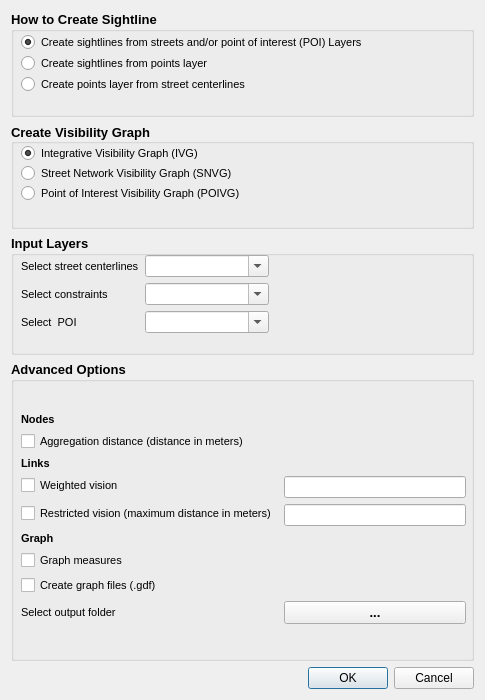
First picture: the form in poi_visibility_network_dialog_base.ui, repository achic19/poi_visibility_network2, before the edit.
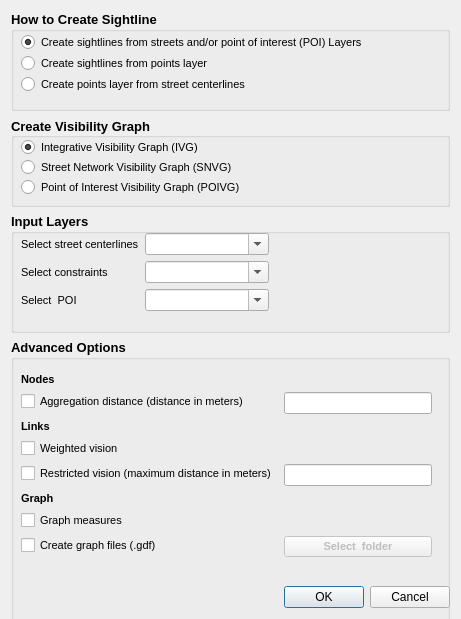
Second picture: the form after the edit.

Diff of the .ui file:
```diff
--- a/poi_visibility_network_dialog_base.ui
+++ b/poi_visibility_network_dialog_base.ui
@@ -6,8 +6,8 @@
    <rect>
     <x>0</x>
     <y>0</y>
-    <width>485</width>
-    <height>700</height>
+    <width>461</width>
+    <height>619</height>
    </rect>
   </property>
   <property name="minimumSize">
@@ -384,8 +384,8 @@
        <rect>
         <x>10</x>
         <y>20</y>
-        <width>445</width>
-        <height>275</height>
+        <width>411</width>
+        <height>211</height>
        </rect>
       </property>
       <layout class="QFormLayout" name="formLayout_2">
@@ -421,20 +421,6 @@
          </property>
         </widget>
        </item>
-       <item row="6" column="0">
-        <widget class="QCheckBox" name="checkBox_centrality">
-         <property name="font">
-          <font>
-           <pointsize>8</pointsize>
-           <weight>50</weight>
-           <bold>false</bold>
-          </font>
-         </property>
-         <property name="text">
-          <string>Graph measures</string>
-         </property>
-        </widget>
-       </item>
        <item row="1" column="0">
         <widget class="QCheckBox" name="checkBox_3">
          <property name="font">
@@ -491,43 +477,6 @@
          </property>
         </widget>
        </item>
-       <item row="3" column="1">
-        <widget class="QLineEdit" name="lineEdit_2">
-         <property name="enabled">
-          <bool>true</bool>
-         </property>
-         <property name="sizePolicy">
-          <sizepolicy hsizetype="Preferred" vsizetype="Fixed">
-           <horstretch>0</horstretch>
-           <verstretch>0</verstretch>
-          </sizepolicy>
-         </property>
-         <property name="font">
-          <font>
-           <pointsize>8</pointsize>
-           <weight>50</weight>
-           <bold>false</bold>
-          </font>
-         </property>
-        </widget>
-       </item>
-       <item row="4" column="1">
-        <widget class="QLineEdit" name="lineEdit_3">
-         <property name="sizePolicy">
-          <sizepolicy hsizetype="Preferred" vsizetype="Fixed">
-           <horstretch>0</horstretch>
-           <verstretch>0</verstretch>
-          </sizepolicy>
-         </property>
-         <property name="font">
-          <font>
-           <pointsize>8</pointsize>
-           <weight>50</weight>
-           <bold>false</bold>
-          </font>
-         </property>
-        </widget>
-       </item>
        <item row="5" column="0">
         <widget class="QLabel" name="label_6">
          <property name="font">
@@ -542,14 +491,8 @@
          </property>
         </widget>
        </item>
-       <item row="8" column="0">
-        <widget class="QLabel" name="label_12">
-         <property name="sizePolicy">
-          <sizepolicy hsizetype="Preferred" vsizetype="Preferred">
-           <horstretch>0</horstretch>
-           <verstretch>0</verstretch>
-          </sizepolicy>
-         </property>
+       <item row="6" column="0">
+        <widget class="QCheckBox" name="checkBox_centrality">
          <property name="font">
           <font>
            <pointsize>8</pointsize>
@@ -558,17 +501,7 @@
           </font>
          </property>
          <property name="text">
-          <string>Select output folder</string>
-         </property>
-        </widget>
-       </item>
-       <item row="8" column="1">
-        <widget class="QPushButton" name="pushButton">
-         <property name="enabled">
-          <bool>true</bool>
-         </property>
-         <property name="text">
-          <string>...</string>
+          <string>Graph measures</string>
          </property>
         </widget>
        </item>
@@ -586,6 +519,64 @@
          </property>
         </widget>
        </item>
+       <item row="7" column="1">
+        <widget class="QPushButton" name="pushButton">
+         <property name="enabled">
+          <bool>false</bool>
+         </property>
+         <property name="font">
+          <font>
+           <pointsize>8</pointsize>
+          </font>
+         </property>
+         <property name="text">
+          <string>Select  folder</string>
+         </property>
+         <property name="default">
+          <bool>false</bool>
+         </property>
+         <property name="flat">
+          <bool>false</bool>
+         </property>
+        </widget>
+       </item>
+       <item row="4" column="1">
+        <widget class="QLineEdit" name="lineEdit_2">
+         <property name="enabled">
+          <bool>true</bool>
+         </property>
+         <property name="sizePolicy">
+          <sizepolicy hsizetype="Preferred" vsizetype="Fixed">
+           <horstretch>0</horstretch>
+           <verstretch>0</verstretch>
+          </sizepolicy>
+         </property>
+         <property name="font">
+          <font>
+           <pointsize>8</pointsize>
+           <weight>50</weight>
+           <bold>false</bold>
+          </font>
+         </property>
+        </widget>
+       </item>
+       <item row="1" column="1">
+        <widget class="QLineEdit" name="lineEdit_3">
+         <property name="sizePolicy">
+          <sizepolicy hsizetype="Preferred" vsizetype="Fixed">
+           <horstretch>0</horstretch>
+           <verstretch>0</verstretch>
+          </sizepolicy>
+         </property>
+         <property name="font">
+          <font>
+           <pointsize>8</pointsize>
+           <weight>50</weight>
+           <bold>false</bold>
+          </font>
+         </property>
+        </widget>
+       </item>
       </layout>
      </widget>
     </widget>
```
